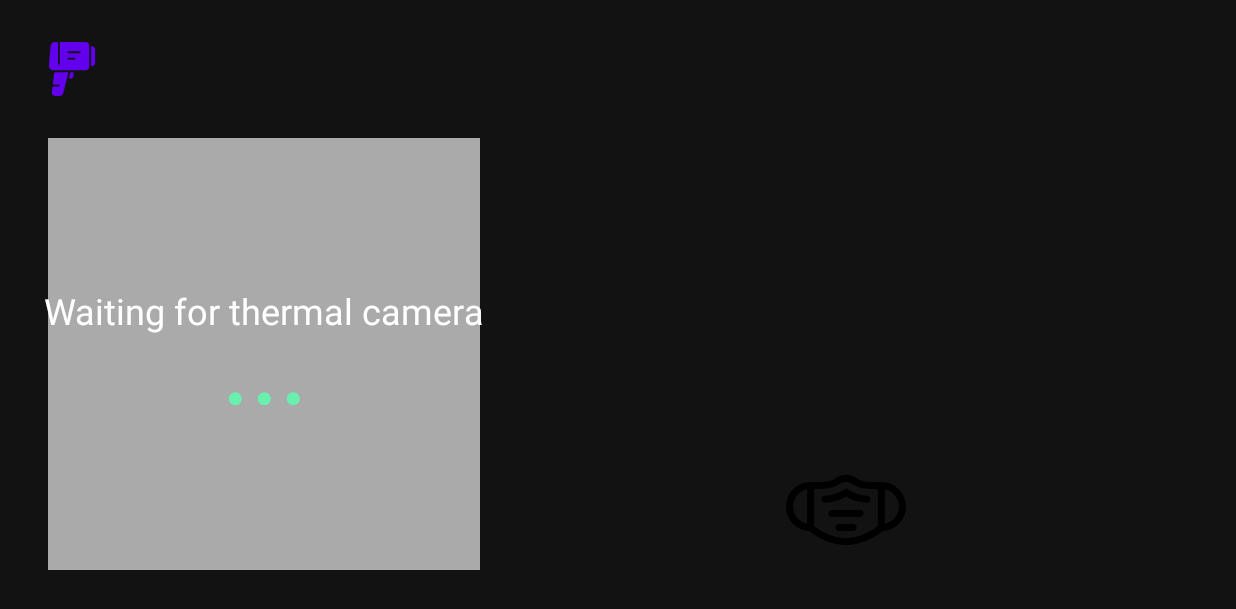
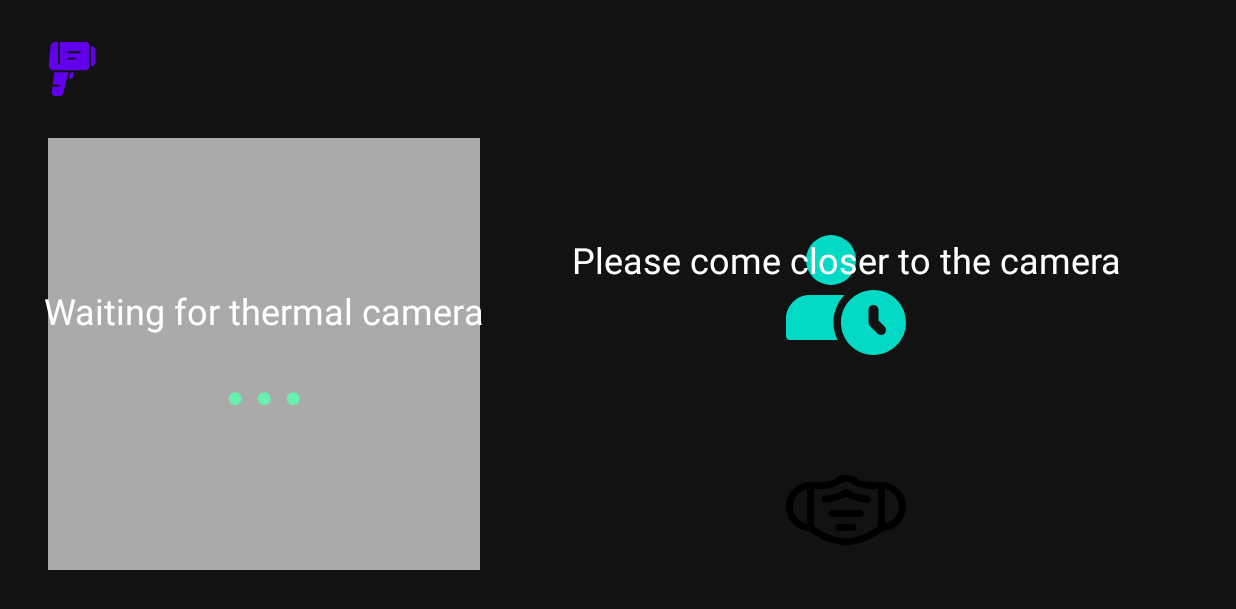
Before and after one commit to Android-Swarm/office-entry, an Android app: the screen it shows after launch (MainActivity), on a phone screen of 824 x 412 dp (held sideways). Shown: the top 609 px of the screen. Run offline under Robolectric (Android 15) with nearby library versions, the phone set to English and light mode, and no system bars; our stand-ins replace Dagger/Hilt's generated code, data binding; libraries missing offline, so code that uses them is left out: androidx.datastore, androidx.datastore.createDataStore, androidx.hilt.lifecycle, com.google.mlkit.vision, com.ogawa.temiirsdk and 2 more; plain views replace CameraView; 7 statements that could not run were skipped.

```diff
--- a/app/src/main/java/com/schaeffler/officeentry/di/Modules.kt
+++ b/app/src/main/java/com/schaeffler/officeentry/di/Modules.kt
@@ -34,6 +34,7 @@ class ActivityModule {
 
     @Provides
     fun provideFaceDetector() = FaceDetectorOptions.Builder()
+        .setPerformanceMode(FaceDetectorOptions.PERFORMANCE_MODE_ACCURATE)
         .setLandmarkMode(FaceDetectorOptions.LANDMARK_MODE_ALL)
         .build().run {
             FaceDetection.getClient(this)
--- a/app/src/main/java/com/schaeffler/officeentry/ui/MainActivity.kt
+++ b/app/src/main/java/com/schaeffler/officeentry/ui/MainActivity.kt
@@ -70,34 +70,37 @@ class MainActivity : AppCompatActivity() {
 
         lifecycleScope.collectLatestStream(viewModel.appState) { state ->
             when (state) {
-                AppState.IDLE -> viewModel.userInteraction.filter { it }
+                AppState.IDLE -> {
+                    viewModel.userInteraction.filter { it }
                         .take(1)
                         .collect {
                             Log.d(TAG, "Face detected, start temperature collection")
                             viewModel.updateApplicationState(AppState.COLLECTING)
                         }
+                }
 
                 AppState.COLLECTING -> {
                     val totalTemp = viewModel.temperatureFlow.take(TEMP_COUNT)
-                        .onStart { /* Ask user to come closer */ }
-                        .onEach { /* Update text to detecting */ }
+                        .onStart { viewModel.updateReceivedFirstTemperature(false) }
+                        .onEach { viewModel.updateReceivedFirstTemperature(true) }
                         .onCompletion { Log.d(TAG, "Received $TEMP_COUNT valid temperatures") }
                         .reduce { acc, value -> acc + value }
 
-                    Log.d(TAG, "Final temperature: %.2f".format(totalTemp / TEMP_COUNT))
+                    val finalTemp = totalTemp / TEMP_COUNT
 
+                    Log.d(TAG, "Final temperature: %.2f".format(finalTemp))
+                    viewModel.finalizeTemperature(finalTemp)
                     viewModel.updateApplicationState(AppState.COMPLETE)
 
                 }
 
                 AppState.COMPLETE -> {
-                    listOf(1, 2, 3).asFlow().onEach { delay(1000) }
-                        .collect {
-                            if (it == 3) {
-                                Log.d(TAG, "Waited 3 seconds, returning to ${AppState.IDLE}")
+                    (1..5).asFlow().onEach { delay(1000) }
+                        .onCompletion {
+                            Log.d(TAG, "End of delay, returning to ${AppState.IDLE}")
                             viewModel.updateApplicationState(AppState.IDLE)
                         }
-                        }
+                        .collect()
                 }
             }
 
--- a/app/src/main/java/com/schaeffler/officeentry/ui/MainActivityViewModel.kt
+++ b/app/src/main/java/com/schaeffler/officeentry/ui/MainActivityViewModel.kt
@@ -104,7 +104,21 @@ class MainActivityViewModel @ViewModelInject constructor(
         }.filter { (temp, distance) -> temp in 30.0..42.0 && distance in Int.MIN_VALUE until 500 }
         .map { (temp, _) -> temp.toFloat() }
 
+    /** Temperature blasted from the camera. */
     val temperature = temperatureFlow.asLiveData()
+
+    private val _finalTemperature = MutableSharedFlow<Float>()
+
+    /** The average temperature of a number of temperatures. The user's final temperature. */
+    val finalTemperature = _finalTemperature.asLiveData()
+
+    val completionMessage = _finalTemperature.map {
+        if (it > 37.4f) {
+            getString(R.string.label_abnormal_temp)
+        } else {
+            getString(R.string.label_normal_temp)
+        }
+    }.asLiveData()
 
     private val _userInteraction = MutableStateFlow(false)
     val userInteraction: StateFlow<Boolean> = _userInteraction
@@ -114,6 +128,9 @@ class MainActivityViewModel @ViewModelInject constructor(
     val appStateLive = _appState.asLiveData()
 
     private val _receivedUserTemperature = MutableStateFlow(false)
+
+    /** `true` when the user has recorded at least 1 valid temperature. */
+    val receivedUserTemperature = _receivedUserTemperature.asLiveData()
 
     init {
         // Get camera details
@@ -170,6 +187,12 @@ class MainActivityViewModel @ViewModelInject constructor(
 
     fun updateApplicationState(state: AppState) {
         _appState.value = state
+    }
+
+    fun finalizeTemperature(temperature: Float) = _finalTemperature emitValue temperature
+
+    fun updateReceivedFirstTemperature(received: Boolean) {
+        _receivedUserTemperature.value = received
     }
 
     private suspend fun pollBattery(ip: String, mac: String) {
--- a/app/src/main/res/layout/fragment_home.xml
+++ b/app/src/main/res/layout/fragment_home.xml
@@ -4,6 +4,8 @@
     xmlns:tools="http://schemas.android.com/tools">
 
     <data>
+
+        <import type="com.schaeffler.officeentry.utils.AppState" />
 
         <variable
             name="sharedModel"
@@ -26,6 +28,7 @@
             app:onClickNavigate="@{@id/action_homeFragment_to_cameraDetailsFragment}" />
 
         <com.google.android.material.textview.MaterialTextView
+            android:id="@+id/materialTextView"
             style="@style/NormalText"
             android:layout_width="wrap_content"
             android:layout_height="wrap_content"
@@ -53,11 +56,13 @@
             app:srcBitmap="@{sharedModel.thermalImage}" />
 
         <ImageView
+            android:id="@+id/imageMask"
             android:layout_width="@dimen/mask_icon_size"
             android:layout_height="0dp"
             android:contentDescription="@string/content_desc_mask_image"
             android:src="@drawable/ic_medical_mask"
             app:blinkEnabled="@{!sharedModel.maskDetected}"
+            app:isVisible="@{sharedModel.appStateLive != AppState.IDLE}"
             app:layout_constraintBottom_toBottomOf="@id/imageThermal"
             app:layout_constraintDimensionRatio="1"
             app:layout_constraintEnd_toEndOf="parent"
@@ -70,22 +75,82 @@
             style="@style/TextAppearance.MaterialComponents.Headline5"
             android:layout_width="wrap_content"
             android:layout_height="wrap_content"
+            android:textSize="36sp"
             app:layout_constraintEnd_toEndOf="parent"
             app:layout_constraintStart_toEndOf="@+id/imageThermal"
             app:layout_constraintTop_toTopOf="@id/imageThermal"
             app:textState="@{sharedModel.appStateLive}"
             tools:text="Waiting for user" />
 
+        <ImageView
+            android:layout_width="@dimen/mask_icon_size"
+            android:layout_height="@dimen/mask_icon_size"
+            android:layout_marginTop="16dp"
+            android:src="@drawable/ic_waiting"
+            app:isVisible="@{sharedModel.appStateLive == AppState.IDLE}"
+            app:layout_constraintEnd_toEndOf="@id/labelState"
+            app:layout_constraintStart_toStartOf="@id/labelState"
+            app:layout_constraintTop_toBottomOf="@id/labelState"
+            app:tint="@color/design_default_color_secondary" />
+
+        <com.google.android.material.textview.MaterialTextView
+            android:id="@+id/labelTemperature"
+            style="@style/TextAppearance.MaterialComponents.Headline5"
+            android:layout_width="wrap_content"
+            android:layout_height="wrap_content"
+            android:layout_marginTop="8dp"
+            app:canVisible="@{sharedModel.appStateLive == AppState.COLLECTING &amp;&amp; sharedModel.receivedUserTemperature}"
+            app:celciusTempText="@{sharedModel.temperature}"
+            app:layout_constraintEnd_toEndOf="@id/labelState"
+            app:layout_constraintStart_toStartOf="@id/labelState"
+            app:layout_constraintTop_toBottomOf="@id/labelState"
+            tools:text="36.5℃" />
+
         <com.google.android.material.textview.MaterialTextView
             style="@style/TextAppearance.MaterialComponents.Headline5"
             android:layout_width="wrap_content"
             android:layout_height="wrap_content"
             android:layout_marginTop="8dp"
-            app:celciusTempText="@{sharedModel.temperature}"
+            android:text="@string/label_too_far"
+            app:isVisible="@{sharedModel.appStateLive == AppState.COLLECTING &amp;&amp; !sharedModel.receivedUserTemperature}"
+            app:layout_constraintEnd_toEndOf="@id/labelTemperature"
+            app:layout_constraintStart_toStartOf="@id/labelTemperature"
+            app:layout_constraintTop_toTopOf="@id/labelTemperature" />
+
+
+        <androidx.constraintlayout.widget.Group
+            android:layout_width="wrap_content"
+            android:layout_height="wrap_content"
+            app:constraint_referenced_ids="labelTemperatureFinal,labelCompletionMessage"
+            app:isVisible="@{sharedModel.appStateLive == AppState.COMPLETE}" />
+
+        <com.google.android.material.textview.MaterialTextView
+            android:id="@+id/labelTemperatureFinal"
+            style="@style/TextAppearance.MaterialComponents.Headline5"
+            android:layout_width="wrap_content"
+            android:layout_height="wrap_content"
+            android:layout_marginTop="8dp"
+            android:textSize="48sp"
+            android:textStyle="bold"
+            app:celciusTempText="@{sharedModel.finalTemperature}"
             app:layout_constraintEnd_toEndOf="@id/labelState"
             app:layout_constraintStart_toStartOf="@id/labelState"
             app:layout_constraintTop_toBottomOf="@id/labelState"
             tools:text="36.5℃" />
+
+        <com.google.android.material.textview.MaterialTextView
+            android:id="@+id/labelCompletionMessage"
+            style="@style/TextAppearance.MaterialComponents.Body1"
+            android:layout_width="0dp"
+            android:layout_height="wrap_content"
+            android:layout_marginStart="16dp"
+            android:layout_marginBottom="8dp"
+            android:text="@{sharedModel.completionMessage}"
+            android:textAlignment="center"
+            app:layout_constraintBottom_toTopOf="@id/imageMask"
+            app:layout_constraintEnd_toEndOf="parent"
+            app:layout_constraintStart_toEndOf="@id/imageThermal"
+            tools:text="@string/label_abnormal_temp" />
 
         <androidx.constraintlayout.widget.Group
             android:layout_width="wrap_content"
--- a/app/src/main/res/values/strings.xml
+++ b/app/src/main/res/values/strings.xml
@@ -28,6 +28,13 @@
     <string name="label_collecting">Measuring Temperature</string>
     <string name="label_complete">Your Temperature</string>
 
+    <string name="label_too_far">Please come closer to the camera</string>
+
+    <string name="label_normal_temp">Please record your temperature in the Microsoft Form in the iPad</string>
+    <string name="label_abnormal_temp">
+        Please try again or double check your temperature with the infrared thermometer
+    </string>
+
     <string name="button_reset">Reset Camera</string>
     <string name="button_confirm">Confirm</string>
     <string name="button_connect_camera_to_wifi">Connect Camera to this WiFi</string>
```
Lines whose indentation alone changed are shown as unchanged.
